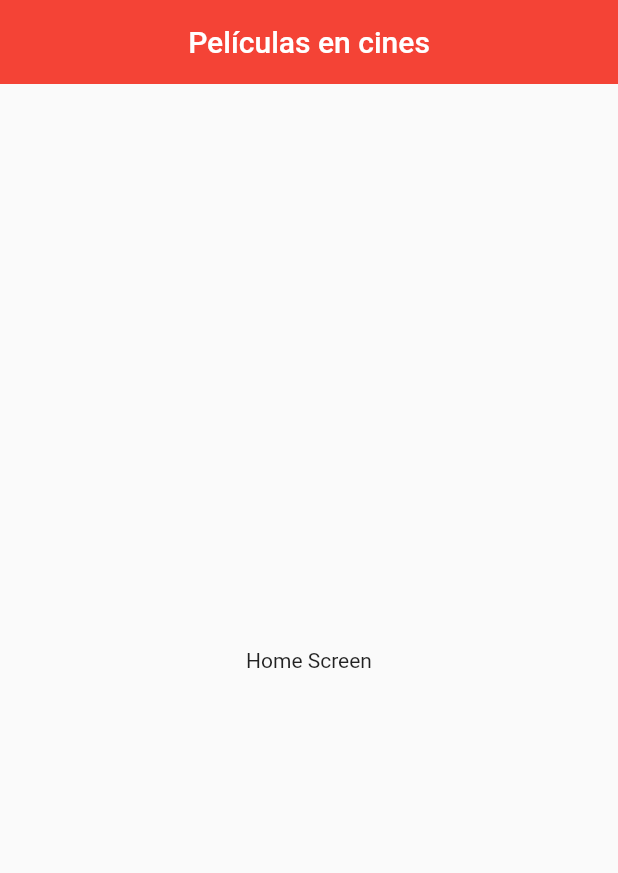
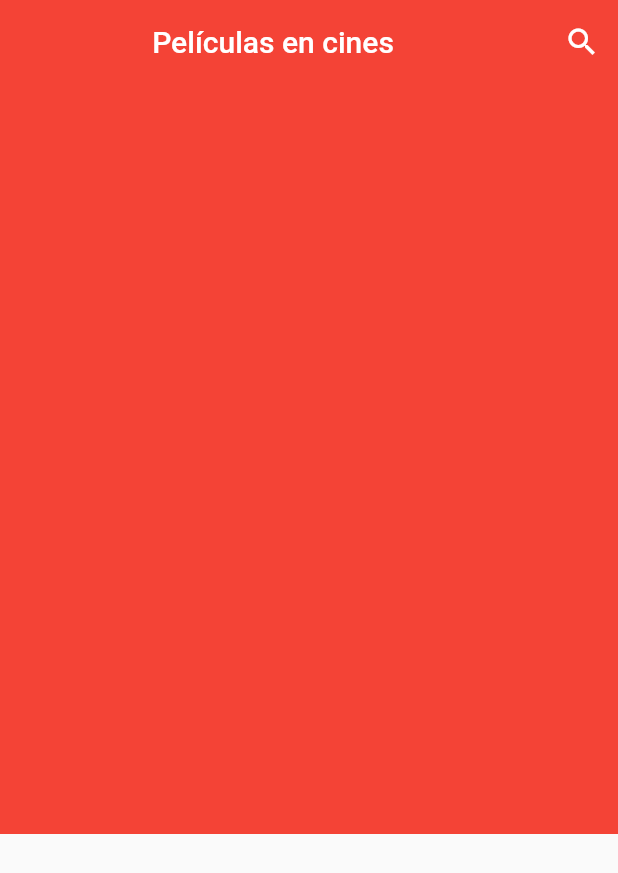
Before and after one commit to WilsonMachado/pelis-app, a Flutter app: the screen it shows after launch, on a phone screen of 412 x 824 dp. Shown: the top 873 px of the screen. Run offline on Flutter 3.47's test engine with Material 2 defaults, Android fonts, the phone set to English and light mode, and no system bars.

Commit message:
Se crea el widget para el CardSwiper. La idea hasta aquí es realizar un boseto de cómo se quiere la aplicación finamlente. Luego se harán los detalles

```diff
--- a/lib/screens/home_screen.dart
+++ b/lib/screens/home_screen.dart
@@ -1,4 +1,6 @@
 import 'package:flutter/material.dart';
+import '../widgets/widgets.dart';
+
 
 class HomeScreen extends StatelessWidget {
 
@@ -11,11 +13,19 @@ class HomeScreen extends StatelessWidget {
         title: const Center(
           child: Text('Películas en cines'),
         ),
-        elevation: 0,
+        elevation: 0,        actions: [
+          IconButton(
+            onPressed: () {},
+            icon: const Icon( Icons.search_outlined ) ),
+        ],
       ),
-      body: const Center(
-        child: Text('Home Screen'),
-      ),
-    );
+      body: Column(
+        children: const [
+          CardSwiper(),
+          // Listado horizontal de películas
+        ],
+       ),
+      );
+
   }
 }
--- /dev/null
+++ b/lib/widgets/card_swiper.dart
@@ -0,0 +1,14 @@
+import 'package:flutter/material.dart';
+
+class CardSwiper extends StatelessWidget {
+  const CardSwiper({super.key});
+
+  @override
+  Widget build(BuildContext context) {
+    return Container(
+      width: double.infinity,
+      height: 500,
+      color: Colors.red,
+    );
+  }
+}
--- /dev/null
+++ b/lib/widgets/widgets.dart
@@ -0,0 +1 @@
+export 'package:pelis_app/widgets/card_swiper.dart';
```
